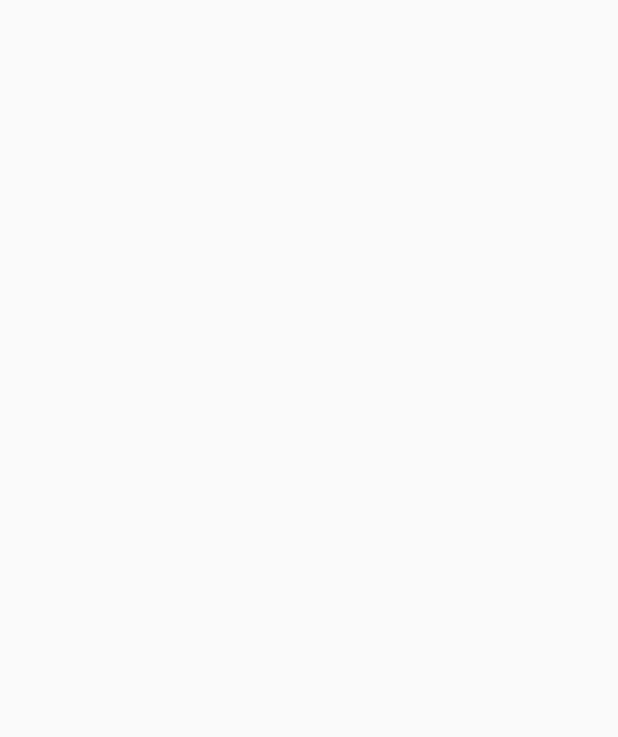
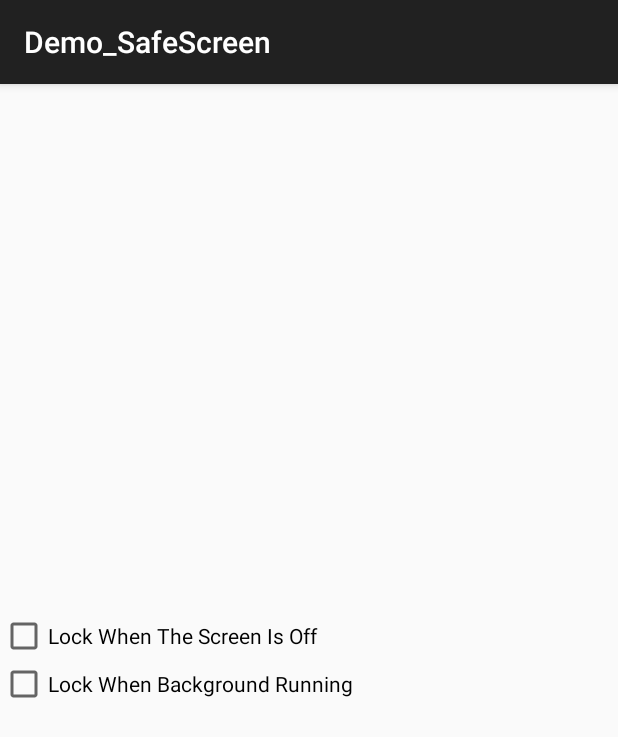
Before and after one commit to XiaoWenHan/Demo_SafeScreen, an Android app: the screen it shows after launch (MainActivity), on a phone screen of 412 x 824 dp. Before the commit the part shown is empty. Shown: the top 737 px of the screen. Run offline under Robolectric (Android 15) with nearby library versions, the phone set to English and light mode, and no system bars.

Commit message:
添加用户操作复选框

```diff
--- a/Demo_SafeScreen/app/src/main/java/com/xwhcoder/demo_safescreen/activity/MainActivity.java
+++ b/Demo_SafeScreen/app/src/main/java/com/xwhcoder/demo_safescreen/activity/MainActivity.java
@@ -1,99 +1,109 @@
 package com.xwhcoder.demo_safescreen.activity;
 
-/**
- * Created by 萧文翰 on 2015/5/6.
- */
-
-import android.app.Activity;
 import android.content.Intent;
 import android.content.IntentFilter;
 import android.os.Bundle;
-import android.os.Handler;
-import android.os.Message;
-import android.view.KeyEvent;
+import android.support.v7.app.AppCompatActivity;
+import android.widget.CheckBox;
+import android.widget.CompoundButton;
 import android.widget.Toast;
 
 import com.xwhcoder.demo_safescreen.R;
-import com.xwhcoder.demo_safescreen.receiver.ScreenAutoOprReceiver;
+import com.xwhcoder.demo_safescreen.receiver.LockScreenReceiver;
 
+/**
+ * 作者：萧文翰
+ * 邮箱：wh1990xiao2005@hotmail.com
+ * 移动电话：+86 158-2293-2537
+ * 微博：http://weibo.com/xwhnew
+ * 个人网站：http://www.xwhcoder.com
+ */
+public class MainActivity extends AppCompatActivity {
 
-public class MainActivity extends Activity {
-
-    private boolean isForeGround;
-    private boolean isSafetyMode;
-    private boolean needShowSafeScreenAtOnResume;
-    public final static int NEED_SHOW_SAFE_SCREEN = 0x01;
-    public final static int NEED_HIDE_SAFE_SCREEN = 0x02;
-
-    public static uiHandler handler;
+    private CheckBox screenOffCb, backgroundRunningCb;
 
     private IntentFilter intentFilter;
-    private ScreenAutoOprReceiver screenAutoOprReceiver;
+    private LockScreenReceiver lockScreenReceiver;
+
+    private Toast toast;
+
+    private boolean isNeedSafeCheck;
 
     @Override
     protected void onCreate(Bundle savedInstanceState) {
         super.onCreate(savedInstanceState);
         setContentView(R.layout.activity_main);
-        handler = new uiHandler();
+        findView();
+        setListener();
+        init();
+    }
+
+    //初始化控件
+    private void findView() {
+        screenOffCb = (CheckBox) findViewById(R.id.mode_screen_off_cb);
+        backgroundRunningCb = (CheckBox) findViewById(R.id.mode_background_cb);
+    }
+
+    //设置控件监听器
+    private void setListener() {
+        //黑屏使能
+        screenOffCb.setOnCheckedChangeListener(new CompoundButton.OnCheckedChangeListener() {
+            @Override
+            public void onCheckedChanged(CompoundButton buttonView, boolean isChecked) {
+                if (isChecked) {
+                    showToast(getResources().getString(R.string.tip_screen_off_mode_enabled));
+                    registerReceiver(lockScreenReceiver, intentFilter);
+                } else {
+                    showToast(getResources().getString(R.string.tip_screen_off_mode_disabled));
+                    unregisterReceiver(lockScreenReceiver);
+                    lockScreenReceiver.unRegist();
+                }
+            }
+        });
+        //后台运行使能
+        backgroundRunningCb.setOnCheckedChangeListener(new CompoundButton.OnCheckedChangeListener() {
+            @Override
+            public void onCheckedChanged(CompoundButton buttonView, boolean isChecked) {
+                if (isChecked) {
+                    showToast(getResources().getString(R.string.tip_background_mode_enabled));
+                } else {
+                    showToast(getResources().getString(R.string.tip_background_mode_disabled));
+                }
+            }
+        });
+    }
+
+    //初始化变量
+    private void init() {
+        lockScreenReceiver = new LockScreenReceiver();
         intentFilter = new IntentFilter();
-        screenAutoOprReceiver = new ScreenAutoOprReceiver();
-        intentFilter.addAction(Intent.ACTION_SCREEN_ON);
-        registerReceiver(screenAutoOprReceiver, intentFilter);
+        intentFilter.addAction(Intent.ACTION_SCREEN_OFF);
+    }
+
+    //显示Toast
+    private void showToast(String str) {
+        if (toast != null) {
+            toast.cancel();
+        }
+        toast = Toast.makeText(this, str, Toast.LENGTH_SHORT);
+        toast.show();
     }
 
     @Override
-    protected void onDestroy() {
-        super.onDestroy();
-        unregisterReceiver(screenAutoOprReceiver);
+    protected void onStop() {
+        super.onStop();
+        if (backgroundRunningCb.isChecked()) {
+            isNeedSafeCheck = true;
+        } else {
+            isNeedSafeCheck = false;
+        }
     }
 
     @Override
     protected void onResume() {
         super.onResume();
-        isForeGround = true;
-        if (needShowSafeScreenAtOnResume&&!isSafetyMode) {
-            Toast.makeText(MainActivity.this, getResources().getText(R.string.show_unlock_toast), Toast.LENGTH_SHORT).show();
-            needShowSafeScreenAtOnResume = false;
-            isSafetyMode=true;
+        if (isNeedSafeCheck || lockScreenReceiver.isNeedCheck()) {
+            showToast(getResources().getString(R.string.tip_check_show));
         }
     }
-
-    @Override
-    protected void onStop() {
-        super.onStop();
-        isForeGround = false;
-    }
-
-    public class uiHandler extends Handler {
-        @Override
-        public void handleMessage(Message msg) {
-            super.handleMessage(msg);
-            switch (msg.what) {
-                case NEED_SHOW_SAFE_SCREEN:
-                    //需要显示安全界面
-                    if (isForeGround&&!isSafetyMode) {
-                        Toast.makeText(MainActivity.this, getResources().getText(R.string.show_unlock_toast), Toast.LENGTH_SHORT).show();
-                        needShowSafeScreenAtOnResume = false;
-                        isSafetyMode=true;
-                    } else {
-                        needShowSafeScreenAtOnResume = true;
-                    }
-                    break;
-                case NEED_HIDE_SAFE_SCREEN:
-                    //隐藏安全界面
-                    Toast.makeText(MainActivity.this, getResources().getText(R.string.hide_unlock_toast), Toast.LENGTH_SHORT).show();
-                    isSafetyMode=false;
-                    break;
-            }
-        }
-    }
-
-    @Override
-    public boolean onKeyDown(int keyCode, KeyEvent event) {
-        if(keyCode==KeyEvent.KEYCODE_BACK){
-            handler.sendEmptyMessage(NEED_HIDE_SAFE_SCREEN);
-            return true;
-        }
-        return super.onKeyDown(keyCode, event);
-    }
 }
--- /dev/null
+++ b/Demo_SafeScreen/app/src/main/java/com/xwhcoder/demo_safescreen/receiver/LockScreenReceiver.java
@@ -0,0 +1,35 @@
+package com.xwhcoder.demo_safescreen.receiver;
+
+import android.content.BroadcastReceiver;
+import android.content.Context;
+import android.content.Intent;
+
+/**
+ * 作者：萧文翰
+ * 邮箱：wh1990xiao2005@hotmail.com
+ * 移动电话：+86 158-2293-2537
+ * 微博：http://weibo.com/xwhnew
+ * 个人网站：http://www.xwhcoder.com
+ */
+public class LockScreenReceiver extends BroadcastReceiver {
+
+    private boolean isNeedCheck;
+
+    @Override
+    public void onReceive(Context context, Intent intent) {
+        if (intent.getAction().equals(Intent.ACTION_SCREEN_OFF)) {
+            //关闭屏幕
+            isNeedCheck = true;
+        }
+    }
+
+    public void unRegist() {
+        isNeedCheck = false;
+    }
+
+    public boolean isNeedCheck() {
+        return isNeedCheck;
+    }
+
+
+}
--- a/Demo_SafeScreen/app/src/main/res/layout/activity_main.xml
+++ b/Demo_SafeScreen/app/src/main/res/layout/activity_main.xml
@@ -1,7 +1,23 @@
-<RelativeLayout xmlns:android="http://schemas.android.com/apk/res/android"
-    xmlns:tools="http://schemas.android.com/tools" android:layout_width="match_parent"
+<LinearLayout xmlns:android="http://schemas.android.com/apk/res/android"
+    xmlns:tools="http://schemas.android.com/tools"
+    android:layout_width="match_parent"
     android:layout_height="match_parent"
+    android:fitsSystemWindows="true"
+    android:gravity="center"
+    android:orientation="vertical"
     tools:context=".MainActivity">
 
+    <CheckBox
+        android:id="@+id/mode_screen_off_cb"
+        android:layout_width="match_parent"
+        android:layout_height="wrap_content"
+        android:text="@string/mode.screen.off" />
 
-</RelativeLayout>
+    <CheckBox
+        android:id="@+id/mode_background_cb"
+        android:layout_width="match_parent"
+        android:layout_height="wrap_content"
+        android:text="@string/mode.background" />
+
+
+</LinearLayout>
--- a/Demo_SafeScreen/app/src/main/res/values/strings.xml
+++ b/Demo_SafeScreen/app/src/main/res/values/strings.xml
@@ -4,6 +4,14 @@
     <string name="hello_world">Hello world!</string>
     <string name="action_settings">Settings</string>
 
-    <string name="show_unlock_toast">Do some safety things now</string>
-    <string name="hide_unlock_toast">Quit safety things now</string>
+
+    <string name="mode.background">Lock When Background Running</string>
+    <string name="mode.screen.off">Lock When The Screen Is Off</string>
+
+    <string name="tip.background.mode.enabled">Background Lock Enabled</string>
+    <string name="tip.background.mode.disabled">Background Lock Disabled</string>
+    <string name="tip.screen.off.mode.enabled">Screen Off Lock Enabled</string>
+    <string name="tip.screen.off.mode.disabled">Screen Off Lock Disabled</string>
+
+    <string name="tip.check.show">Let\'s Check</string>
 </resources>
--- a/Demo_SafeScreen/build.gradle
+++ b/Demo_SafeScreen/build.gradle
@@ -5,7 +5,7 @@ buildscript {
         jcenter()
     }
     dependencies {
-        classpath 'com.android.tools.build:gradle:1.2.2'
+        classpath 'com.android.tools.build:gradle:1.5.0'
 
         // NOTE: Do not place your application dependencies here; they belong
         // in the individual module build.gradle files
```
Also changed, not shown: Demo_SafeScreen/app/build.gradle (+4 -4 lines), Demo_SafeScreen/app/src/main/AndroidManifest.xml (+3 -9 lines), Demo_SafeScreen/app/src/main/java/com/xwhcoder/demo_safescreen/receiver/ScreenAutoOprReceiver.java (deleted, +0 -25 lines), Demo_SafeScreen/app/src/main/java/com/xwhcoder/demo_safescreen/receiver/UserUnlockReceiver.java (deleted, +0 -24 lines), 2 other files.
